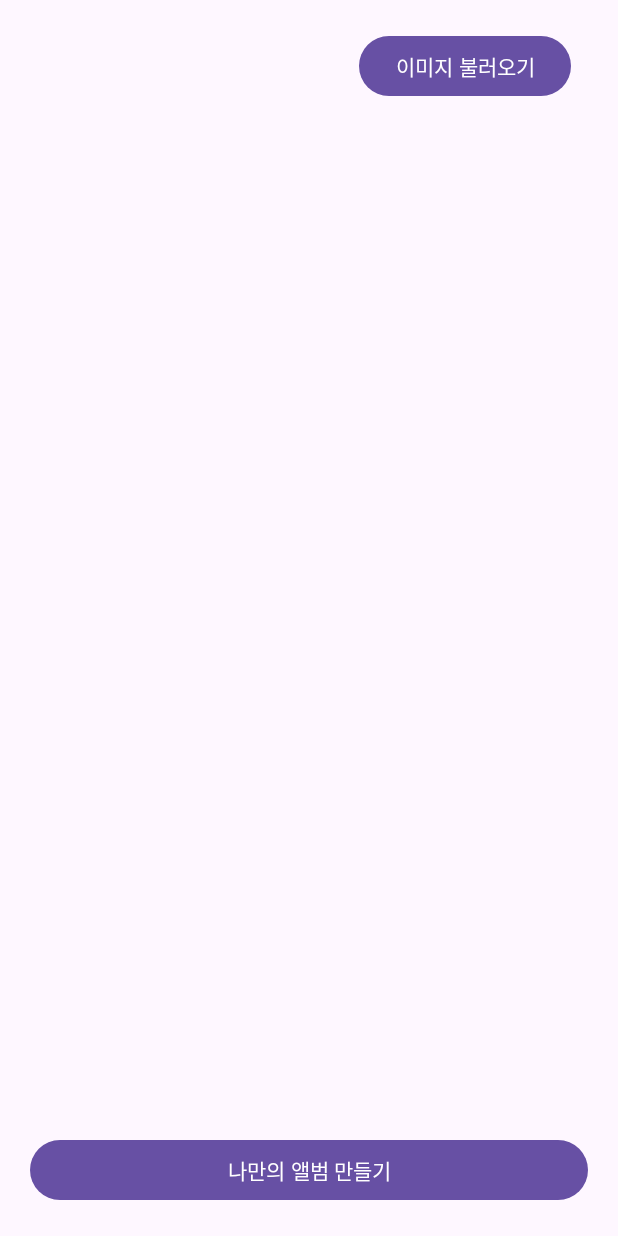
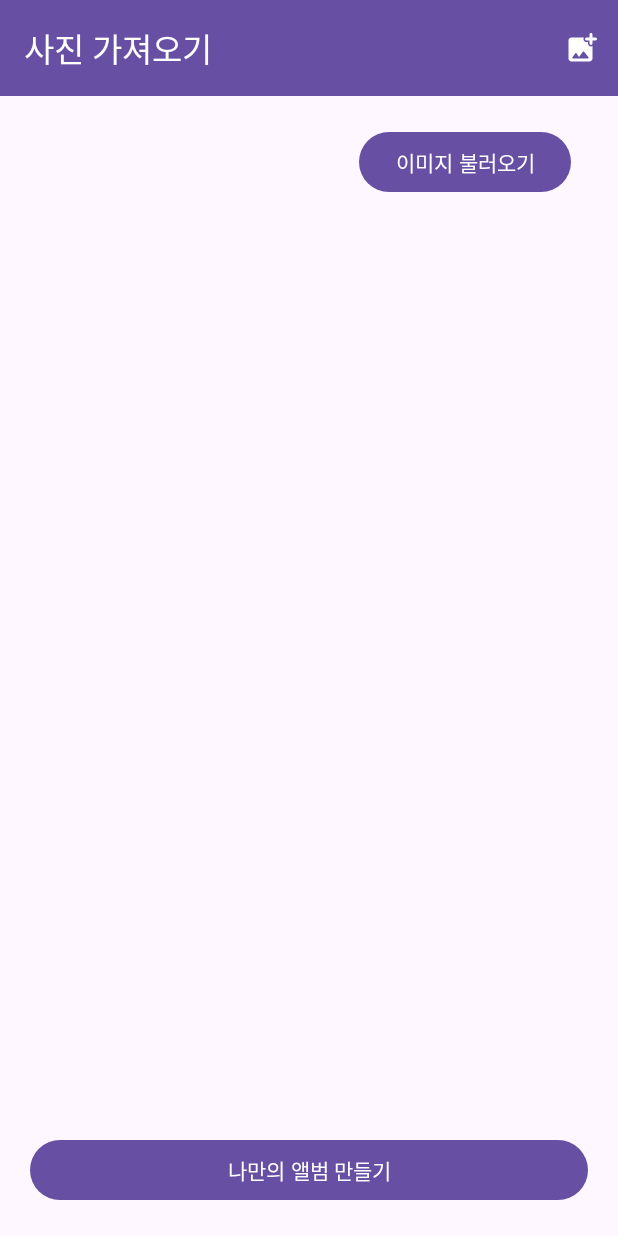
Before and after one commit to 1three/kotlin-gallery, an Android app: the screen it shows after launch (MainActivity), on a phone screen of 412 x 824 dp. Run offline under Robolectric (Android 15) with nearby library versions, the phone set to English and light mode, and no system bars.

Commit message:
feat: toolbar 설정

```diff
--- a/app/src/main/java/fastcampus/part1/gallery/MainActivity.kt
+++ b/app/src/main/java/fastcampus/part1/gallery/MainActivity.kt
@@ -6,6 +6,8 @@ import android.content.pm.PackageManager
 import android.net.Uri
 import androidx.appcompat.app.AppCompatActivity
 import android.os.Bundle
+import android.view.Menu
+import android.view.MenuItem
 import android.widget.Toast
 import androidx.activity.result.contract.ActivityResultContracts
 import androidx.appcompat.app.AlertDialog
@@ -53,6 +55,11 @@ class MainActivity : AppCompatActivity() {
         binding = ActivityMainBinding.inflate(layoutInflater)
         setContentView(binding.root)
 
+        binding.toolbar.apply {
+            title = "사진 가져오기"
+            setSupportActionBar(this)
+        }
+
         initRecyclerView()
 
         binding.loadImageButton.setOnClickListener {
@@ -61,6 +68,24 @@ class MainActivity : AppCompatActivity() {
 
         binding.navigateFrameActivityButton.setOnClickListener {
             navigateToFrameActivity()
+        }
+    }
+
+    override fun onCreateOptionsMenu(menu: Menu?): Boolean {
+        menuInflater.inflate(R.menu.menu_main, menu)
+        return true
+    }
+
+    override fun onOptionsItemSelected(item: MenuItem): Boolean {
+        return when (item.itemId) {
+            R.id.action_add -> {
+                checkReadImagesPermission()
+                true
+            }
+
+            else -> {
+                super.onOptionsItemSelected(item)
+            }
         }
     }
 
--- /dev/null
+++ b/app/src/main/res/drawable/round_add_photo_alternate_24.xml
@@ -0,0 +1,5 @@
+<vector android:height="24dp" android:tint="#FFFFFF"
+    android:viewportHeight="24" android:viewportWidth="24"
+    android:width="24dp" xmlns:android="http://schemas.android.com/apk/res/android">
+    <path android:fillColor="@android:color/white" android:pathData="M21.02,5H19V2.98c0,-0.54 -0.44,-0.98 -0.98,-0.98h-0.03c-0.55,0 -0.99,0.44 -0.99,0.98V5h-2.01c-0.54,0 -0.98,0.44 -0.99,0.98v0.03c0,0.55 0.44,0.99 0.99,0.99H17v2.01c0,0.54 0.44,0.99 0.99,0.98h0.03c0.54,0 0.98,-0.44 0.98,-0.98V7h2.02c0.54,0 0.98,-0.44 0.98,-0.98v-0.04c0,-0.54 -0.44,-0.98 -0.98,-0.98zM16,9.01V8h-1.01c-0.53,0 -1.03,-0.21 -1.41,-0.58 -0.37,-0.38 -0.58,-0.88 -0.58,-1.44 0,-0.36 0.1,-0.69 0.27,-0.98H5c-1.1,0 -2,0.9 -2,2v12c0,1.1 0.9,2 2,2h12c1.1,0 2,-0.9 2,-2v-8.28c-0.3,0.17 -0.64,0.28 -1.02,0.28 -1.09,-0.01 -1.98,-0.9 -1.98,-1.99zM15.96,19H6c-0.41,0 -0.65,-0.47 -0.4,-0.8l1.98,-2.63c0.21,-0.28 0.62,-0.26 0.82,0.02L10,18l2.61,-3.48c0.2,-0.26 0.59,-0.27 0.79,-0.01l2.95,3.68c0.26,0.33 0.03,0.81 -0.39,0.81z"/>
+</vector>
--- /dev/null
+++ b/app/src/main/res/drawable/round_arrow_back_24.xml
@@ -0,0 +1,5 @@
+<vector android:autoMirrored="true" android:height="24dp"
+    android:tint="#FFFFFF" android:viewportHeight="24"
+    android:viewportWidth="24" android:width="24dp" xmlns:android="http://schemas.android.com/apk/res/android">
+    <path android:fillColor="@android:color/white" android:pathData="M19,11H7.83l4.88,-4.88c0.39,-0.39 0.39,-1.03 0,-1.42 -0.39,-0.39 -1.02,-0.39 -1.41,0l-6.59,6.59c-0.39,0.39 -0.39,1.02 0,1.41l6.59,6.59c0.39,0.39 1.02,0.39 1.41,0 0.39,-0.39 0.39,-1.02 0,-1.41L7.83,13H19c0.55,0 1,-0.45 1,-1s-0.45,-1 -1,-1z"/>
+</vector>
--- a/app/src/main/res/layout/activity_main.xml
+++ b/app/src/main/res/layout/activity_main.xml
@@ -5,6 +5,14 @@
     android:layout_width="match_parent"
     android:layout_height="match_parent"
     tools:context=".MainActivity">
+
+    <androidx.appcompat.widget.Toolbar
+        android:id="@+id/toolbar"
+        android:layout_width="match_parent"
+        android:layout_height="?attr/actionBarSize"
+        android:background="@color/purple"
+        app:layout_constraintTop_toTopOf="parent"
+        app:titleTextColor="@color/white" />
 
     <androidx.recyclerview.widget.RecyclerView
         android:id="@+id/imageRecyclerView"
@@ -20,10 +28,10 @@
         android:layout_height="wrap_content"
         android:layout_margin="20dp"
         android:text="@string/button_loadImage"
+        app:layout_constraintEnd_toEndOf="parent"
         app:layout_constraintHorizontal_bias="0.95"
-        app:layout_constraintEnd_toEndOf="parent"
         app:layout_constraintStart_toStartOf="parent"
-        app:layout_constraintTop_toTopOf="parent" />
+        app:layout_constraintTop_toBottomOf="@+id/toolbar" />
 
     <Button
         android:id="@+id/navigateFrameActivityButton"
--- /dev/null
+++ b/app/src/main/res/menu/menu_main.xml
@@ -0,0 +1,9 @@
+<?xml version="1.0" encoding="utf-8"?>
+<menu xmlns:android="http://schemas.android.com/apk/res/android"
+    xmlns:app="http://schemas.android.com/apk/res-auto">
+    <item
+        android:id="@+id/action_add"
+        android:icon="@drawable/round_add_photo_alternate_24"
+        android:title="@string/button_add"
+        app:showAsAction="always" />
+</menu>
--- a/app/src/main/res/values/colors.xml
+++ b/app/src/main/res/values/colors.xml
@@ -3,5 +3,5 @@
     <color name="black">#FF000000</color>
     <color name="white">#FFFFFFFF</color>
     <color name="gray">#A0A0A0</color>
-    <color name="purple">#673AB7</color>
+    <color name="purple">#6750A4</color>
 </resources>
--- a/app/src/main/res/values/strings.xml
+++ b/app/src/main/res/values/strings.xml
@@ -3,4 +3,5 @@
     <string name="button_loadImage">이미지 불러오기</string>
     <string name="text_loadImage">사진 불러오기...</string>
     <string name="title">나만의 앨범 만들기</string>
+    <string name="button_add">추가하기</string>
 </resources>
--- a/app/src/main/res/values/themes.xml
+++ b/app/src/main/res/values/themes.xml
@@ -5,5 +5,7 @@
         <!-- <item name="colorPrimary">@color/my_light_primary</item> -->
     </style>
 
-    <style name="Theme.Gallery" parent="Base.Theme.Gallery" />
+    <style name="Theme.Gallery" parent="Base.Theme.Gallery">
+        <item name="homeAsUpIndicator">@drawable/round_arrow_back_24</item>
+    </style>
 </resources>
```
Also changed, not shown: app/src/main/java/fastcampus/part1/gallery/FrameActivity.kt (+18 -0 lines), app/src/main/res/layout/activity_frame.xml (+11 -1 lines).
